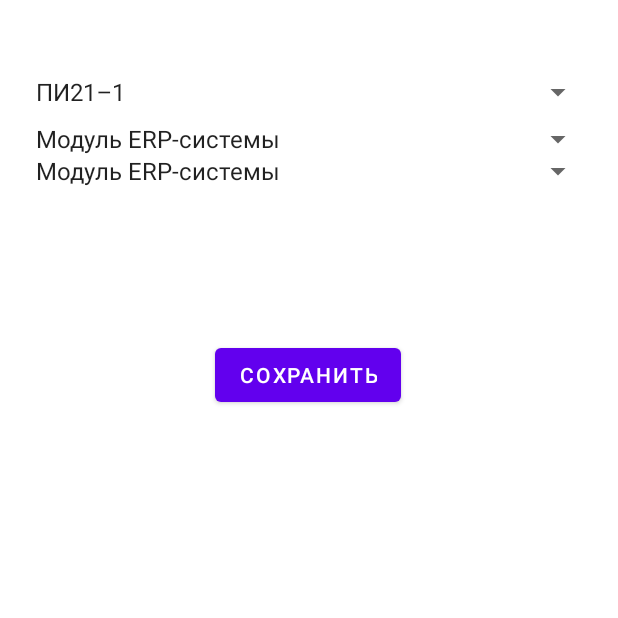
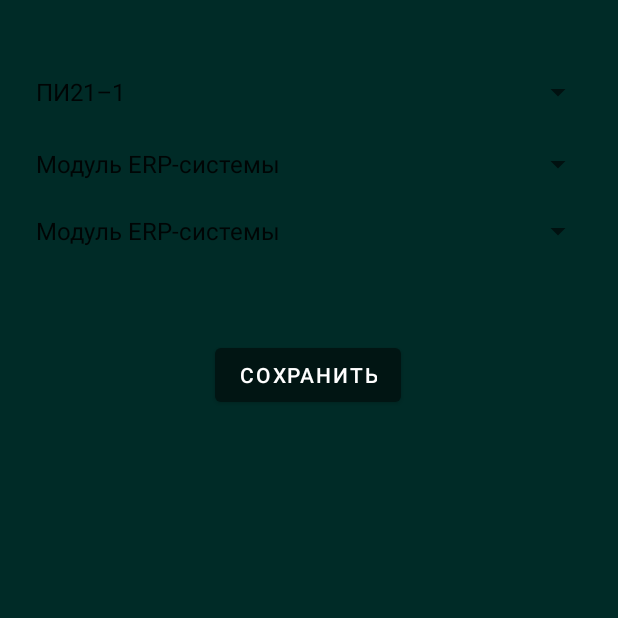
Before and after one commit to madebyhidden/DPV_FA, an Android app: the screen it shows after launch (MainActivity), on a phone screen of 412 x 824 dp, the top half of it. Run offline under Robolectric (Android 15) with nearby library versions, the phone set to English and light mode, and no system bars; libraries missing offline, so code that uses them is left out: com.chaquo.python.

Commit message:
v = v0.6.3

```diff
--- a/app/src/main/res/layout/activity_time_table.xml
+++ b/app/src/main/res/layout/activity_time_table.xml
@@ -21,6 +21,7 @@
             android:layout_height="wrap_content"
             android:layout_marginTop="4dp"
             android:orientation="horizontal"
+            android:layout_gravity="center_horizontal"
             app:layoutManager="androidx.recyclerview.widget.LinearLayoutManager"
             app:layout_constraintTop_toTopOf="parent"
             tools:layout_editor_absoluteX="0dp" />
--- a/app/src/main/res/layout/fragment_first.xml
+++ b/app/src/main/res/layout/fragment_first.xml
@@ -5,6 +5,7 @@
     xmlns:tools="http://schemas.android.com/tools"
     android:layout_width="match_parent"
     android:layout_height="match_parent"
+    android:background="#002B27"
     tools:context=".FirstFragment">
 
     <Spinner
@@ -13,11 +14,13 @@
         android:layout_height="wrap_content"
         android:layout_margin="16dp"
         android:scrollbarSize="20dp"
+        style="@style/DateString"
         android:entries="@array/pi_spinner_types"
         app:layout_constraintBottom_toTopOf="@+id/btnSave"
         app:layout_constraintTop_toTopOf="parent"
         app:layout_constraintVertical_bias="0.195"
-        tools:layout_editor_absoluteX="16dp" />
+        tools:layout_editor_absoluteX="16dp"
+        />
 
     <Spinner
         android:id="@+id/spinner1"
@@ -27,7 +30,7 @@
         android:entries="@array/your_spinner1_entries"
         app:layout_constraintBottom_toTopOf="@+id/btnSave"
         app:layout_constraintTop_toTopOf="parent"
-        app:layout_constraintVertical_bias="0.379"
+        app:layout_constraintVertical_bias="0.479"
         tools:layout_editor_absoluteX="16dp" />
 
     <Spinner
@@ -38,7 +41,7 @@
         android:entries="@array/your_spinner2_entries"
         app:layout_constraintBottom_toTopOf="@+id/btnSave"
         app:layout_constraintTop_toTopOf="parent"
-        app:layout_constraintVertical_bias="0.504"
+        app:layout_constraintVertical_bias="0.742"
         tools:layout_editor_absoluteX="16dp" />
 
     <Button
@@ -46,12 +49,14 @@
         android:layout_width="wrap_content"
         android:layout_height="wrap_content"
         android:layout_gravity="center"
+
         android:text="Сохранить"
         app:layout_constraintBottom_toBottomOf="parent"
         app:layout_constraintEnd_toEndOf="parent"
         app:layout_constraintHorizontal_bias="0.498"
         app:layout_constraintStart_toStartOf="parent"
         app:layout_constraintTop_toTopOf="parent"
-        app:layout_constraintVertical_bias="0.291" />
+        app:layout_constraintVertical_bias="0.291"
+        android:textColor="@color/white"/>
 
 </androidx.constraintlayout.widget.ConstraintLayout>
--- a/app/src/main/res/layout/item_date.xml
+++ b/app/src/main/res/layout/item_date.xml
@@ -13,6 +13,7 @@
         android:textSize="24sp"
         android:textStyle="bold"
         android:gravity="center"
+        android:textColor="#AFDACB"
         />
 
 
--- a/app/src/main/res/values/colors.xml
+++ b/app/src/main/res/values/colors.xml
@@ -1,7 +1,7 @@
 <?xml version="1.0" encoding="utf-8"?>
 <resources>
-    <color name="purple_200">#FFBB86FC</color>
-    <color name="purple_500">#FF6200EE</color>
+    <color name="purple_200">#011513</color>
+    <color name="purple_500">#011513</color>
     <color name="purple_700">#FF3700B3</color>
     <color name="teal_200">#FF03DAC5</color>
     <color name="teal_700">#FF018786</color>
--- a/app/src/main/res/values/strings.xml
+++ b/app/src/main/res/values/strings.xml
@@ -1,6 +1,6 @@
 <resources>
     <string name="app_name">ДПВ</string>
-    <string name="action_settings">Settings</string>
+    <string name="action_settings">Настройки</string>
     <!-- Strings used for fragments for navigation -->
     <string name="first_fragment_label">Дисциплины по выбору</string>
     <string name="second_fragment_label">Second Fragment</string>
```
Also changed, not shown: app/src/main/java/com/example/fa_dvp_pi/TimeTableActivity.java (+19 -0 lines).
